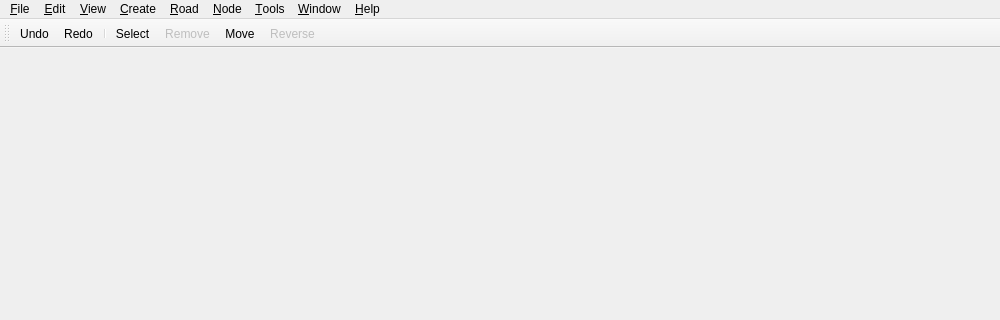
Old version of the form MainWindow.ui in the repository openstreetmap/merkaartor; both pictures show x 0 to 1000 and y 0 to 320 of the 1000 by 600 pixel window.
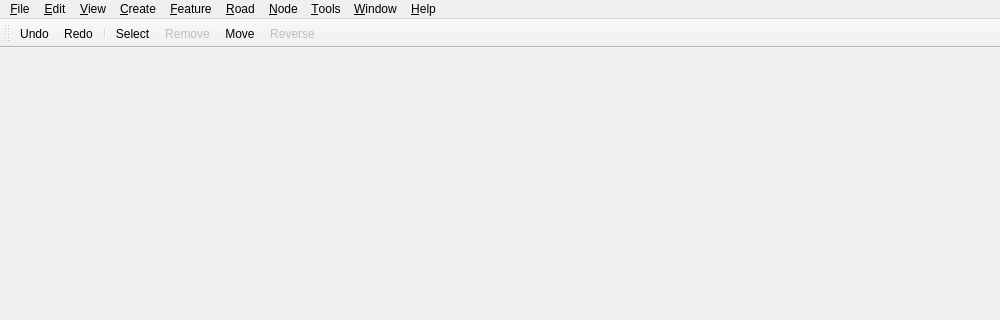
New version of the form. Icons and pictures are not drawn.

Commit message: ADD : ability to commit features from non-uplodable layers to the dirty layer, i.e. make them uploadable (closes #748) FIX : bump MDC documents to version 1.1 due to bug-fixes in history saving; history from version 1.0 MDC won't be imported anymore

Diff of the .ui file:
```diff
--- a/MainWindow.ui
+++ b/MainWindow.ui
@@ -165,10 +165,17 @@
     </widget>
     <addaction name="menu_Docks" />
    </widget>
+   <widget class="QMenu" name="menu_Feature" >
+    <property name="title" >
+     <string>&amp;Feature</string>
+    </property>
+    <addaction name="featureCommitAction" />
+   </widget>
    <addaction name="menuFile" />
    <addaction name="menuEdit" />
    <addaction name="menuView" />
    <addaction name="menuCreate" />
+   <addaction name="menu_Feature" />
    <addaction name="menuRoad" />
    <addaction name="menu_Node" />
    <addaction name="menuTools" />
```
Left out of the diff: 14 changed lines with no effect on the pictures. The commit also changes 29 other files.
